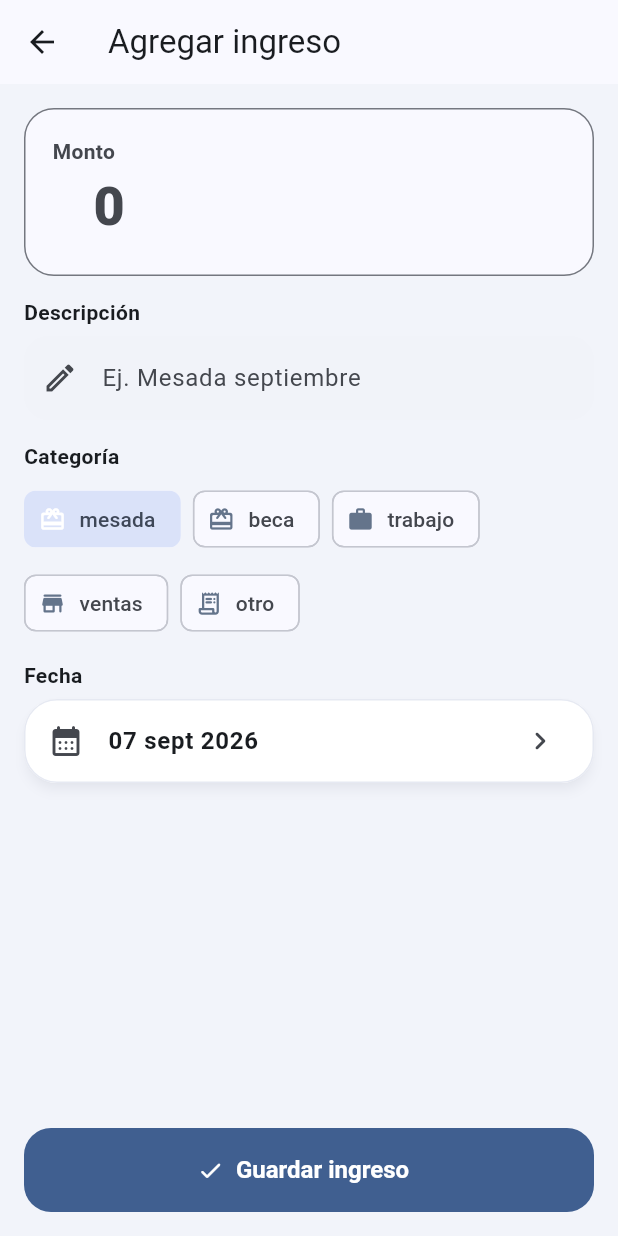
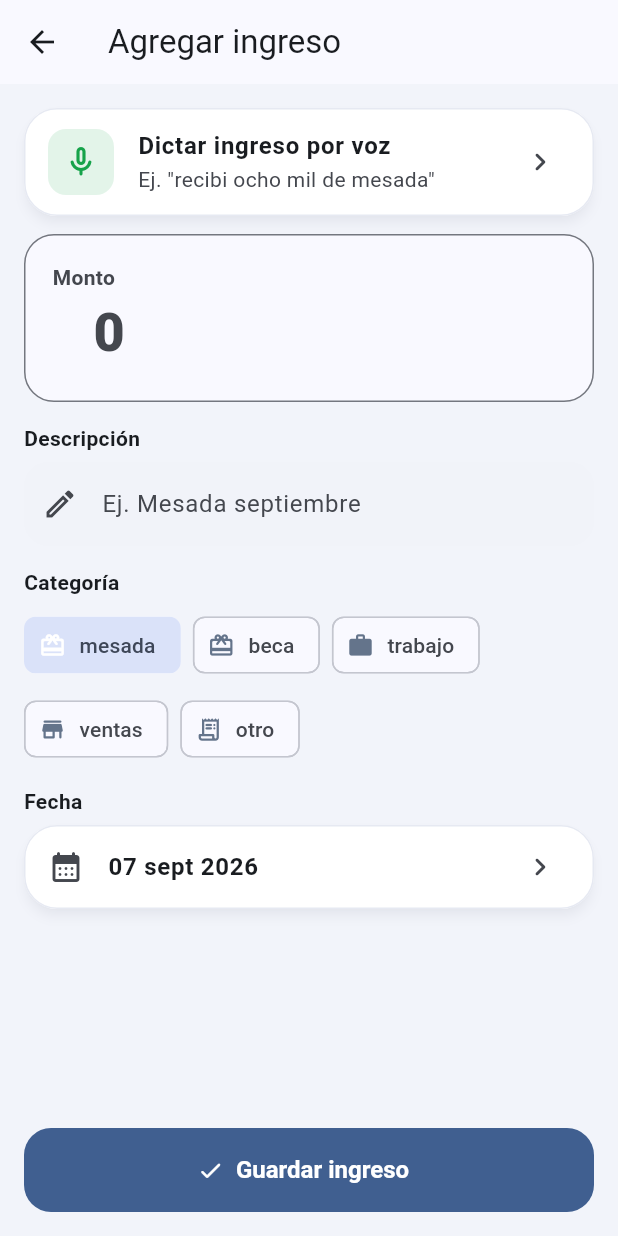
Before and after one commit to Angel-23-I/app_movil_finanzas, a Flutter app: the screen it shows after launch, after a tap on "Agregar ingreso", on a phone screen of 412 x 824 dp. Run offline on Flutter 3.47's test engine with Material 3 defaults, Android fonts, the phone set to English and light mode, and no system bars; our stand-ins replace flutter_local_notifications, shared_preferences, speech_to_text.

Commit message:
feat: Add voice input support for Ingreso form and refactor voice parsing logic

```diff
--- a/lib/screens/dashboard_screen.dart
+++ b/lib/screens/dashboard_screen.dart
@@ -177,21 +177,7 @@ class DashboardScreen extends StatelessWidget {
                         ),
                       ),
                     ),
-                    const SizedBox(width: 10),
-                    Expanded(
-                      child: QuickActionCard(
-                        titulo: 'Dictar por voz',
-                        subtitulo: 'Voz PLUS',
-                        icono: Icons.mic_rounded,
-                        gradiente: AppGradients.vozCard,
-                        onTap: () => Navigator.push(
-                          context,
-                          MaterialPageRoute(
-                              builder: (_) =>
-                                  const EgresoFormScreen()),
-                        ),
-                      ),
-                    ),
+
                   ],
                 ),
                 const SizedBox(height: 18),
--- a/lib/screens/ingreso_form_screen.dart
+++ b/lib/screens/ingreso_form_screen.dart
@@ -1,6 +1,8 @@
 import 'package:flutter/material.dart';
 import 'package:intl/intl.dart';
 import 'package:provider/provider.dart';
+import 'package:speech_to_text/speech_to_text.dart';
+import '../services/voice_parser.dart';
 import '../state/app_state.dart';
 import '../widgets/form_widgets.dart';
 
@@ -18,12 +20,49 @@ class _IngresoFormScreenState extends State<IngresoFormScreen> {
   String _categoria = 'mesada';
   DateTime _fecha = DateTime.now();
   final _categorias = const ['mesada', 'beca', 'trabajo', 'ventas', 'otro'];
+  final SpeechToText _speech = SpeechToText();
+  bool _escuchando = false;
 
   @override
   void dispose() {
     _descCtrl.dispose();
     _montoCtrl.dispose();
     super.dispose();
+  }
+
+  Future<void> _escuchar() async {
+    final disponible = await _speech.initialize();
+    if (!disponible) {
+      if (!mounted) return;
+      ScaffoldMessenger.of(context).showSnackBar(
+          const SnackBar(content: Text('Micrófono no disponible.')));
+      return;
+    }
+    setState(() => _escuchando = true);
+    await _speech.listen(
+      listenOptions: SpeechListenOptions(localeId: 'es_ES'),
+      onResult: (r) {
+        if (r.finalResult) {
+          final parsed = VoiceParser.parseIngreso(r.recognizedWords);
+          setState(() {
+            _descCtrl.text = parsed.descripcion;
+            if (_categorias.contains(parsed.categoria)) {
+              _categoria = parsed.categoria;
+            }
+            if (parsed.monto != null) {
+              _montoCtrl.text = parsed.monto!.toStringAsFixed(0);
+            }
+            _escuchando = false;
+          });
+          _speech.stop();
+          if (mounted) {
+            ScaffoldMessenger.of(context).showSnackBar(SnackBar(
+                content: Text(
+                    'Voz: "${r.recognizedWords}". Revisa y confirma.')));
+          }
+        }
+      },
+    );
   }
 
   Future<void> _elegirFecha() async {
@@ -65,6 +104,40 @@ class _IngresoFormScreenState extends State<IngresoFormScreen> {
         child: ListView(
           padding: const EdgeInsets.all(16),
           children: [
+            Card(
+              child: ListTile(
+                leading: Container(
+                  padding: const EdgeInsets.all(10),
+                  decoration: BoxDecoration(
+                    color: const Color(0xFF16A34A).withValues(alpha: 0.12),
+                    borderRadius: BorderRadius.circular(12),
+                  ),
+                  child: Icon(
+                    _escuchando ? Icons.mic_rounded : Icons.mic_none_rounded,
+                    color: _escuchando
+                        ? Theme.of(context).colorScheme.error
+                        : const Color(0xFF16A34A),
+                  ),
+                ),
+                title: Text(
+                    _escuchando ? 'Escuchando...' : 'Dictar ingreso por voz',
+                    style: const TextStyle(fontWeight: FontWeight.w700)),
+                subtitle: const Text(
+                    'Ej. "recibi ocho mil de mesada"'),
+                trailing: _escuchando
+                    ? const SizedBox(
+                        width: 20,
+                        height: 20,
+                        child: CircularProgressIndicator(strokeWidth: 2.5),
+                      )
+                    : const Icon(Icons.chevron_right_rounded),
+                onTap: _escuchando
+                    ? () async => await _speech.stop().then((_) =>
+                        setState(() => _escuchando = false))
+                    : _escuchar,
+              ),
+            ),
+            const SizedBox(height: 12),
             MontoHeroField(
               controller: _montoCtrl,
               validator: (v) {
```
Also changed, not shown: lib/services/voice_parser.dart (+28 -4 lines).
